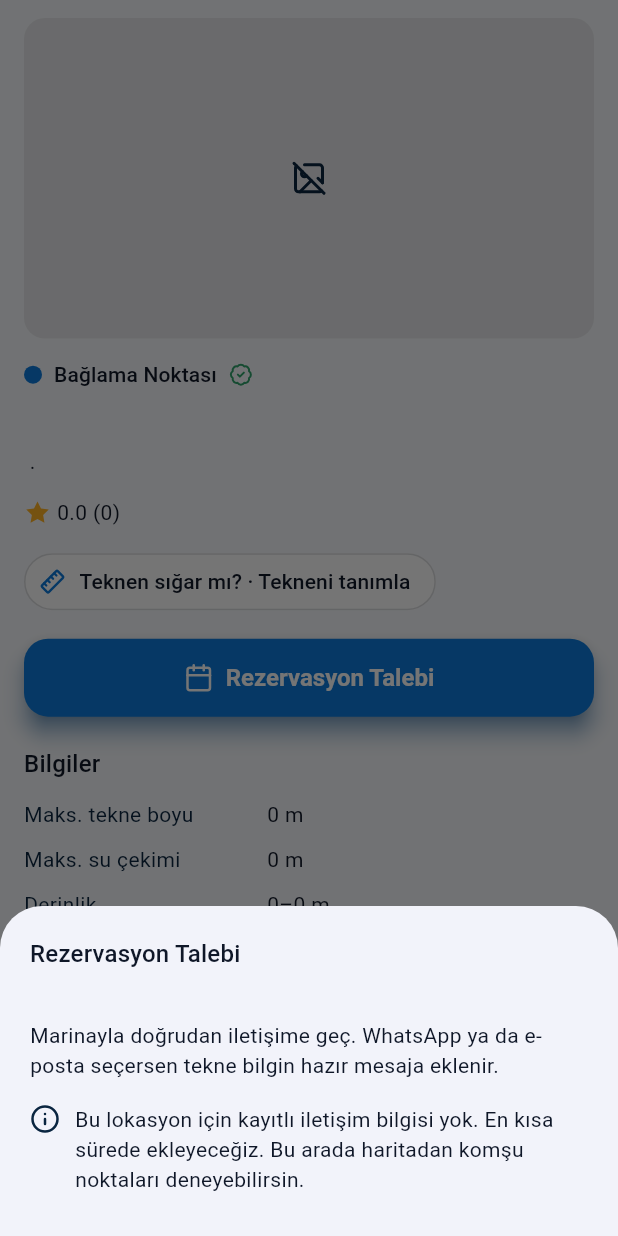
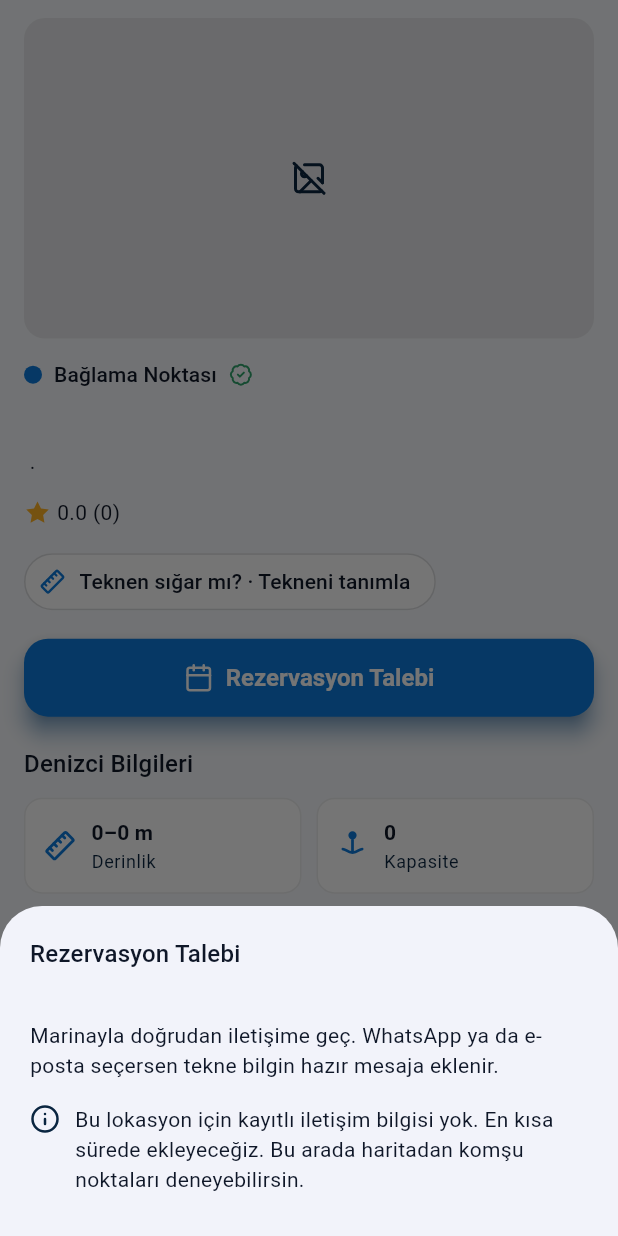
Before and after one commit to feridunkara6/dockly-proje, a Flutter app: the _DetailContent widget shown alone on an empty page, opened directly with empty values, after a tap on "Rezervasyon Talebi", on a phone screen of 412 x 824 dp. Run offline on Flutter 3.47's test engine with Material 3 defaults, Android fonts, the phone set to English and light mode, and no system bars; our stand-ins replace dio, flutter_riverpod, flutter_svg, shared_preferences; missing offline and left inert: dart:html, mapbox_maps_flutter; accounts and stored records are empty; network calls fail.

Commit message:
DOCKLY-DENIZCI-PANELI-KURULUM

```diff
--- a/apps/mobile/lib/features/detail/presentation/location_detail_screen.dart
+++ b/apps/mobile/lib/features/detail/presentation/location_detail_screen.dart
@@ -17,6 +17,7 @@ import '../../reservation/presentation/reservation_sheet.dart';
 import '../../reviews/presentation/reviews_section.dart';
 import '../../route/domain/sea_route.dart';
 import '../application/location_detail_controller.dart';
+import 'maritime_info_panel.dart';
 import 'operating_info.dart';
 
 /// Lokasyon detay ekranı (S-09, docs/01-prd §6.6). Türe özel bölümleri,
@@ -68,8 +69,13 @@ class _DetailContent extends StatelessWidget {
   @override
   Widget build(BuildContext context) {
     final ThemeData theme = Theme.of(context);
-    final List<_Fact> facts = _dimensionFacts(detail.dimensions)
-      ..addAll(_typeFacts(detail.typeDetails));
+    // Denizci bilgileri: boyut + türe özel veriden yalnız DOLU alanlar stat'a
+    // çevrilir (uydurma veri yok). Tekne boyu/su çekimi zaten BoatFitRow'da
+    // gösterildiği için burada tekrar edilmez.
+    final List<MaritimeStat> stats = <MaritimeStat>[
+      ..._dimensionStats(detail.dimensions),
+      ..._typeStats(detail.typeDetails),
+    ];
 
     return ListView(
       key: LocationDetailScreen.contentKey,
@@ -156,12 +162,7 @@ class _DetailContent extends StatelessWidget {
           Text(detail.description!, style: theme.textTheme.bodyLarge),
         ],
 
-        if (facts.isNotEmpty) ...<Widget>[
-          const SizedBox(height: 20),
-          const _SectionTitle('Bilgiler'),
-          const SizedBox(height: 6),
-          for (final _Fact f in facts) _FactRow(label: f.label, value: f.value),
-        ],
+        MaritimeInfoPanel(stats: stats),
 
         if (detail.amenities.isNotEmpty) ...<Widget>[
           const SizedBox(height: 20),
@@ -217,47 +218,96 @@ class _DetailContent extends StatelessWidget {
     return parts.isEmpty ? null : parts.join(' · ');
   }
 
-  static List<_Fact> _dimensionFacts(Dimensions d) {
-    final List<_Fact> facts = <_Fact>[];
-    if (d.maxBoatLengthM != null) facts.add(_Fact('Maks. tekne boyu', '${_num(d.maxBoatLengthM!)} m'));
-    if (d.maxDraftM != null) facts.add(_Fact('Maks. su çekimi', '${_num(d.maxDraftM!)} m'));
-    if (d.depthMinM != null || d.depthMaxM != null) {
-      facts.add(_Fact('Derinlik', _range(d.depthMinM, d.depthMaxM)));
-    }
-    if (d.capacity != null) facts.add(_Fact('Kapasite', '${d.capacity} tekne'));
-    return facts;
+  /// Boyut verisi → stat kartları. Tekne boyu & su çekimi bilerek DIŞARIDA:
+  /// onları BoatFitRow zaten üstte gösteriyor (tekrar olmasın).
+  static List<MaritimeStat> _dimensionStats(Dimensions d) {
+    return <MaritimeStat>[
+      if (d.depthMinM != null || d.depthMaxM != null)
+        MaritimeStat(
+          icon: DocklyIcons.straighten,
+          value: _range(d.depthMinM, d.depthMaxM),
+          label: 'Derinlik',
+        ),
+      if (d.capacity != null)
+        MaritimeStat(icon: DocklyIcons.amMooring, value: '${d.capacity}', label: 'Kapasite'),
+    ];
   }
 
-  static List<_Fact> _typeFacts(TypeDetails? td) {
-    if (td == null) return <_Fact>[];
+  /// Türe özel detay → stat kartları (yalnız dolu alanlar; switch EXPRESSION ile
+  /// enum'lar üzerinde tam kapsama).
+  static List<MaritimeStat> _typeStats(TypeDetails? td) {
+    if (td == null) return const <MaritimeStat>[];
     return switch (td) {
-      MarinaTypeDetails m => <_Fact>[
-          if (m.berthCount != null) _Fact('Bağlama kapasitesi', '${m.berthCount}'),
-          if (m.vhfChannel != null) _Fact('VHF kanalı', m.vhfChannel!),
-          if (m.hasBlueFlag == true) const _Fact('Mavi Bayrak', 'Var'),
+      MarinaTypeDetails m => <MaritimeStat>[
+          if (m.berthCount != null)
+            MaritimeStat(icon: DocklyIcons.amMooring, value: '${m.berthCount}', label: 'Bağlama'),
+          if (m.vhfChannel != null)
+            MaritimeStat(icon: DocklyIcons.radio, value: m.vhfChannel!, label: 'VHF kanalı'),
+          if (m.hasBlueFlag == true)
+            const MaritimeStat(icon: DocklyIcons.verified, value: 'Var', label: 'Mavi Bayrak'),
           if (m.travelLiftCapacityTons != null)
-            _Fact('Travel-lift', '${_num(m.travelLiftCapacityTons!)} ton'),
-          if (m.winterStorage == true) const _Fact('Kışlama', 'Var'),
+            MaritimeStat(
+              icon: DocklyIcons.amCrane,
+              value: '${_num(m.travelLiftCapacityTons!)} ton',
+              label: 'Travel-lift',
+            ),
+          if (m.winterStorage == true)
+            const MaritimeStat(icon: DocklyIcons.amTool, value: 'Var', label: 'Kışlama'),
         ],
-      FuelDockTypeDetails f => <_Fact>[
-          if (f.hasDiesel == true) const _Fact('Dizel', 'Var'),
-          if (f.hasGasoline == true) const _Fact('Benzin', 'Var'),
-          if (f.hasAdblue == true) const _Fact('AdBlue', 'Var'),
-          if (f.minDepthM != null) _Fact('Yanaşma derinliği', '${_num(f.minDepthM!)} m'),
-          if (f.paymentNote != null) _Fact('Ödeme', f.paymentNote!),
+      FuelDockTypeDetails f => <MaritimeStat>[
+          if (f.hasDiesel == true)
+            const MaritimeStat(icon: DocklyIcons.amFuel, value: 'Var', label: 'Dizel'),
+          if (f.hasGasoline == true)
+            const MaritimeStat(icon: DocklyIcons.amFuel, value: 'Var', label: 'Benzin'),
+          if (f.hasAdblue == true)
+            const MaritimeStat(icon: DocklyIcons.amFuel, value: 'Var', label: 'AdBlue'),
+          if (f.minDepthM != null)
+            MaritimeStat(
+              icon: DocklyIcons.straighten,
+              value: '${_num(f.minDepthM!)} m',
+              label: 'Yanaşma derinliği',
+            ),
+          if (f.paymentNote != null)
+            MaritimeStat(icon: DocklyIcons.infoOutline, value: f.paymentNote!, label: 'Ödeme'),
         ],
-      RestaurantDockTypeDetails r => <_Fact>[
-          if (r.cuisine != null) _Fact('Mutfak', r.cuisine!),
-          if (r.berthCountFree != null) _Fact('Ücretsiz bağlama', '${r.berthCountFree} tekne'),
-          if (r.minSpendPolicy != null) _Fact('Politika', r.minSpendPolicy!),
-          if (r.reservationRecommended == true) const _Fact('Rezervasyon', 'Önerilir'),
+      RestaurantDockTypeDetails r => <MaritimeStat>[
+          if (r.cuisine != null)
+            MaritimeStat(icon: DocklyIcons.amRestaurant, value: r.cuisine!, label: 'Mutfak'),
+          if (r.berthCountFree != null)
+            MaritimeStat(
+              icon: DocklyIcons.amMooring,
+              value: '${r.berthCountFree}',
+              label: 'Ücretsiz bağlama',
+            ),
+          if (r.minSpendPolicy != null)
+            MaritimeStat(icon: DocklyIcons.infoOutline, value: r.minSpendPolicy!, label: 'Politika'),
+          if (r.reservationRecommended == true)
+            const MaritimeStat(
+              icon: DocklyIcons.eventNote,
+              value: 'Önerilir',
+              label: 'Rezervasyon',
+            ),
         ],
-      AnchorageTypeDetails a => <_Fact>[
-          if (a.holdingType != null) _Fact('Dip tutunma', holdingTypeLabelTr(a.holdingType!)),
-          if (a.swellExposure != null) _Fact('Dalga maruziyeti', a.swellExposure!),
-          _Fact('Ücret', a.isFree ? 'Ücretsiz' : 'Ücretli'),
+      AnchorageTypeDetails a => <MaritimeStat>[
+          if (a.holdingType != null)
+            MaritimeStat(
+              icon: DocklyIcons.amMooring,
+              value: holdingTypeLabelTr(a.holdingType!),
+              label: 'Dip tutunma',
+            ),
+          if (a.swellExposure != null)
+            MaritimeStat(
+              icon: DocklyIcons.sailing,
+              value: a.swellExposure!,
+              label: 'Dalga maruziyeti',
+            ),
+          MaritimeStat(
+            icon: DocklyIcons.infoOutline,
+            value: a.isFree ? 'Ücretsiz' : 'Ücretli',
+            label: 'Ücret',
+          ),
         ],
-      UnknownTypeDetails() => <_Fact>[],
+      UnknownTypeDetails() => const <MaritimeStat>[],
     };
   }
 
@@ -376,37 +426,6 @@ String _fmtEta(double hours) {
     m = 0;
   }
   return m == 0 ? '$h sa' : '$h sa $m dk';
-}
-
-class _Fact {
-  const _Fact(this.label, this.value);
-  final String label;
-  final String value;
-}
-
-class _FactRow extends StatelessWidget {
-  const _FactRow({required this.label, required this.value});
-
-  final String label;
-  final String value;
-
-  @override
-  Widget build(BuildContext context) {
-    return Padding(
-      padding: const EdgeInsets.symmetric(vertical: 5),
-      child: Row(
-        crossAxisAlignment: CrossAxisAlignment.start,
-        children: <Widget>[
-          SizedBox(
-            width: 150,
-            child: Text(label, style: const TextStyle(color: DocklyColors.brandDeep)),
-          ),
-          const SizedBox(width: 12),
-          Expanded(child: Text(value)),
-        ],
-      ),
-    );
-  }
 }
 
 class _SectionTitle extends StatelessWidget {
--- /dev/null
+++ b/apps/mobile/lib/features/detail/presentation/maritime_info_panel.dart
@@ -0,0 +1,104 @@
+import 'package:dockly_ui/dockly_ui.dart';
+import 'package:flutter/material.dart';
+
+/// Tek bir denizci istatistiği: ikon + değer + etiket. Detay ekranındaki
+/// "Denizci Bilgileri" panelinde kart olarak gösterilir. Salt-veri modeli —
+/// hangi veriyi göstereceğine detay ekranı karar verir (uydurma veri yok:
+/// yalnız dolu alanlar stat'a çevrilir).
+@immutable
+class MaritimeStat {
+  const MaritimeStat({required this.icon, required this.value, required this.label});
+
+  final DocklyIconData icon;
+  final String value;
+  final String label;
+}
+
+/// Boyut + türe özel denizci verisini, taranması kolay bir stat-kart ızgarasında
+/// gösterir (2 sütun). Değer yoksa (stats boş) hiç yer kaplamaz — böylece veri
+/// dolmamış lokasyonlarda boş bir başlık görünmez.
+class MaritimeInfoPanel extends StatelessWidget {
+  const MaritimeInfoPanel({
+    required this.stats,
+    this.title = 'Denizci Bilgileri',
+    super.key,
+  });
+
+  final List<MaritimeStat> stats;
+  final String title;
+
+  @override
+  Widget build(BuildContext context) {
+    if (stats.isEmpty) return const SizedBox.shrink();
+    final ThemeData theme = Theme.of(context);
+    return Column(
+      crossAxisAlignment: CrossAxisAlignment.start,
+      children: <Widget>[
+        const SizedBox(height: 20),
+        Text(title, style: theme.textTheme.titleMedium),
+        const SizedBox(height: 10),
+        LayoutBuilder(
+          builder: (BuildContext context, BoxConstraints constraints) {
+            const double gap = 10;
+            // İki sütun; dar ekranlarda taşarsa Wrap alt satıra alır.
+            final double tileWidth = (constraints.maxWidth - gap) / 2;
+            return Wrap(
+              spacing: gap,
+              runSpacing: gap,
+              children: <Widget>[
+                for (final MaritimeStat s in stats)
+                  SizedBox(width: tileWidth, child: _StatTile(stat: s)),
+              ],
+            );
+          },
+        ),
+      ],
+    );
+  }
+}
+
+class _StatTile extends StatelessWidget {
+  const _StatTile({required this.stat});
+
+  final MaritimeStat stat;
+
+  @override
+  Widget build(BuildContext context) {
+    final ThemeData theme = Theme.of(context);
+    return Container(
+      padding: const EdgeInsets.all(12),
+      decoration: BoxDecoration(
+        color: DocklyColors.bgSurface,
+        border: Border.all(color: DocklyColors.hairline),
+        borderRadius: BorderRadius.circular(12),
+      ),
+      child: Row(
+        children: <Widget>[
+          DocklyIcon(stat.icon, size: 22, color: DocklyColors.brandPrimary),
+          const SizedBox(width: 10),
+          Expanded(
+            child: Column(
+              crossAxisAlignment: CrossAxisAlignment.start,
+              mainAxisSize: MainAxisSize.min,
+              children: <Widget>[
+                Text(
+                  stat.value,
+                  style: theme.textTheme.titleSmall?.copyWith(fontWeight: FontWeight.w700),
+                  maxLines: 2,
+                  overflow: TextOverflow.ellipsis,
+                ),
+                const SizedBox(height: 2),
+                Text(
+                  stat.label,
+                  style: theme.textTheme.bodySmall?.copyWith(color: DocklyColors.brandDeep),
+                  maxLines: 1,
+                  overflow: TextOverflow.ellipsis,
+                ),
+              ],
+            ),
+          ),
+        ],
+      ),
+    );
+  }
+}
```
Also changed, not shown: 1 other file.
